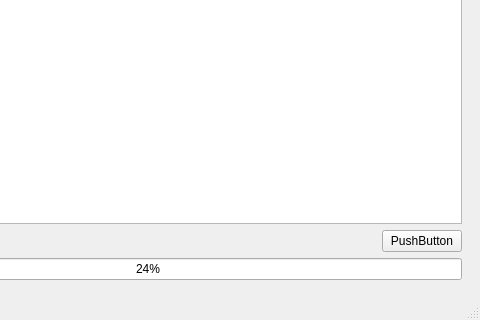
Qt form forms/mainwindow.ui (Stephrss05/LocalSend) before a commit; both pictures show x 184 to 664 and y 124 to 444 of the 664 by 444 pixel window.
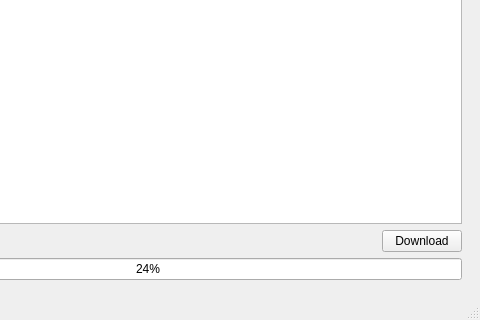
The same form after that commit.

What changed in the file:
```diff
--- a/forms/mainwindow.ui
+++ b/forms/mainwindow.ui
@@ -70,7 +70,7 @@
           <item>
            <widget class="QPushButton" name="pushButton">
             <property name="text">
-             <string>PushButton</string>
+             <string>Download</string>
             </property>
            </widget>
           </item>
```
Left out of the diff: 12 changed lines with no effect on the pictures.
